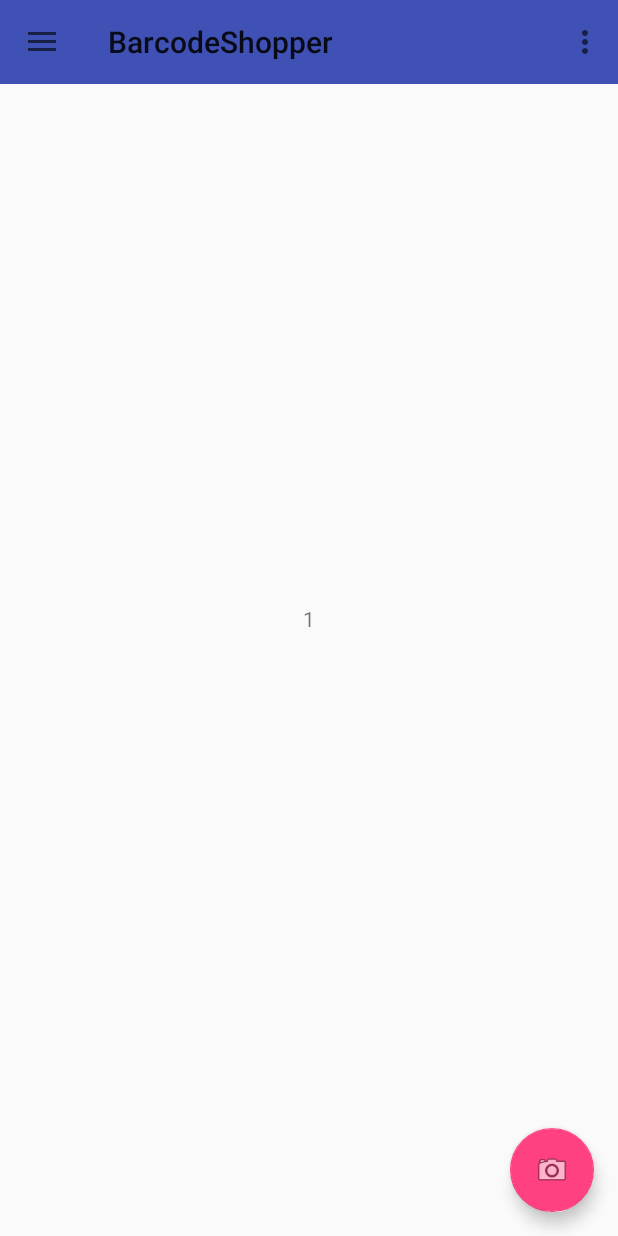
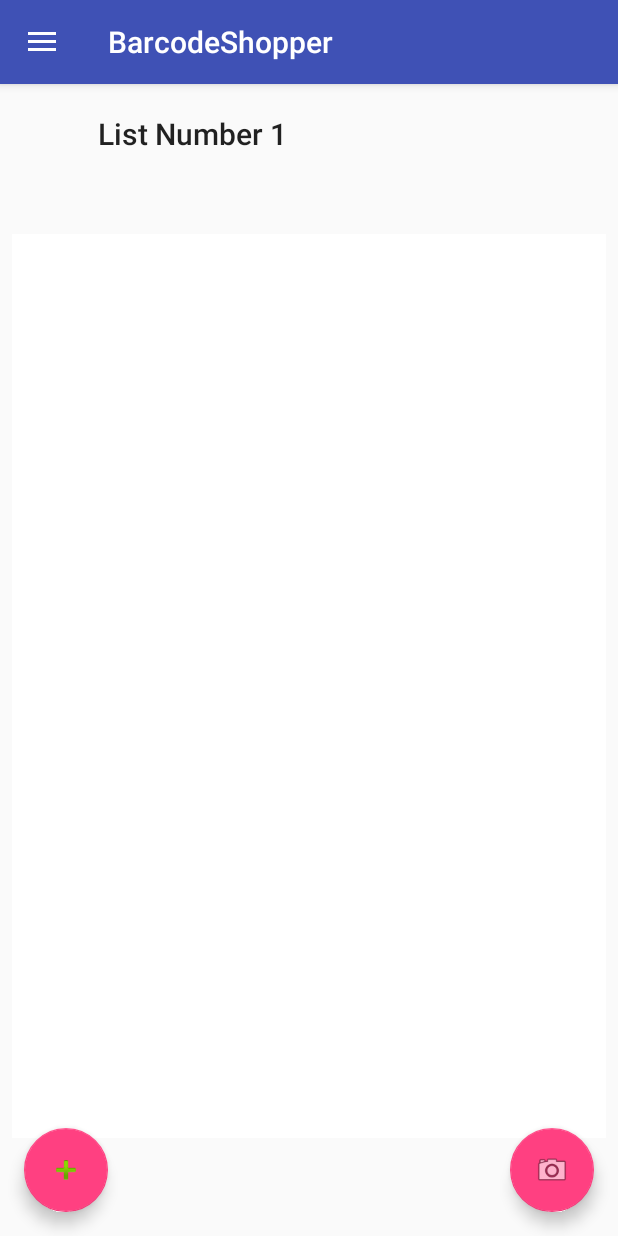
Before and after one commit to cswizard11/BarcodeShopper, an Android app: the screen it shows after launch (MainActivity), in the side drawer, after a tap on an icon or button, on a phone screen of 412 x 824 dp. Run offline under Robolectric (Android 15) with nearby library versions, the phone set to English and light mode, and no system bars; libraries missing offline, so code that uses them is left out: com.google.zxing.integration.

Commit message:
displays lists

```diff
--- a/app/src/main/java/com/teamenfuego/barcodeshopper/barcodeshopper/List.java
+++ b/app/src/main/java/com/teamenfuego/barcodeshopper/barcodeshopper/List.java
@@ -19,6 +19,14 @@
         this.list_name = list_name;
         this.listIndex = listIndex;
         this.listID = listID;
+    }
+
+    public String getList_name() {
+        return list_name;
+    }
+
+    public void setList_name(String list_name) {
+        this.list_name = list_name;
     }
 
     public void addItem(String item)
@@ -43,6 +51,4 @@
         return listIndex;
     }
 
-
-
 }
--- a/app/src/main/java/com/teamenfuego/barcodeshopper/barcodeshopper/MainActivity.java
+++ b/app/src/main/java/com/teamenfuego/barcodeshopper/barcodeshopper/MainActivity.java
@@ -25,7 +25,7 @@
     private NavigationView navigationView;
 
     public ArrayList<List> myLists = new ArrayList<>();
-    public int currentList;
+    public int currentList = R.id.createNew;
 
     @Override
     protected void onCreate(Bundle savedInstanceState) {
@@ -44,6 +44,21 @@
             }
         });
 
+        FloatingActionButton addItemButton = (FloatingActionButton) findViewById(R.id.addItemButton);
+        addItemButton.setOnClickListener(new View.OnClickListener(){
+            @Override
+            public void onClick(View view)
+            {
+                if(currentList != R.id.createNew)
+                {
+                    myLists.get(currentList - 1).addItem("just added an item");
+                    ListView currentListView =(ListView)findViewById(R.id.item_list);
+                    ListAdapter listAdapter = new ListAdapter(getApplicationContext(), myLists.get(currentList - 1).getItems());
+                    currentListView.setAdapter(listAdapter);
+                }
+            }
+        });
+
         DrawerLayout drawer = (DrawerLayout) findViewById(R.id.drawer_layout);
         ActionBarDrawerToggle toggle = new ActionBarDrawerToggle(
                 this, drawer, toolbar, R.string.navigation_drawer_open, R.string.navigation_drawer_close);
@@ -52,8 +67,6 @@
 
         navigationView = (NavigationView) findViewById(R.id.nav_view);
         navigationView.setNavigationItemSelectedListener(this);
-
-        currentList = 0;
     }
 
     @Override
@@ -64,28 +77,6 @@
         } else {
             super.onBackPressed();
         }
-    }
-
-    @Override
-    public boolean onCreateOptionsMenu(Menu menu) {
-        // Inflate the menu; this adds items to the action bar if it is present.
-        getMenuInflater().inflate(R.menu.main, menu);
-        return true;
-    }
-
-    @Override
-    public boolean onOptionsItemSelected(MenuItem item) {
-        // Handle action bar item clicks here. The action bar will
-        // automatically handle clicks on the Home/Up button, so long
-        // as you specify a parent activity in AndroidManifest.xml.
-        int id = item.getItemId();
-
-        //noinspection SimplifiableIfStatement
-        if (id == R.id.action_settings) {
-            return true;
-        }
-
-        return super.onOptionsItemSelected(item);
     }
 
     @SuppressWarnings("StatementWithEmptyBody")
@@ -102,8 +93,8 @@
             menu.add(R.id.listMenu, listID, Menu.NONE, "List Number " + listIndex);
             List list1 = new List("List Number " + listIndex, listIndex, listID);
             myLists.add(list1);
-
             currentList = listIndex;
+            renderList(currentList);
         }
         else
         {
@@ -111,17 +102,14 @@
             {
                 if(id == the_list.getListID())
                 {
-                    ListView currentListView =(ListView)findViewById(R.id.item_list);
-                    ListAdapter listAdapter = new ListAdapter(getApplicationContext(), myLists.get(0).getItems());
-                    currentListView.setAdapter(listAdapter);
-                    currentList = id;
                     currentList = the_list.getListIndex();
+                    renderList(currentList);
                 }
             }
         }
 
-        TextView text = (TextView)findViewById(R.id.textView3);
-        text.setText("" + currentList);
+        //TextView text = (TextView)findViewById(R.id.textView3);
+        //text.setText("" + currentList);
 
         DrawerLayout drawer = (DrawerLayout) findViewById(R.id.drawer_layout);
         drawer.closeDrawer(GravityCompat.START);
@@ -129,7 +117,17 @@
         return true;
     }
 
-    public void openCamera() {
+    public void renderList(int listIndex)
+    {
+        ListView currentListView =(ListView)findViewById(R.id.item_list);
+        ListAdapter listAdapter = new ListAdapter(getApplicationContext(), myLists.get(currentList - 1).getItems());
+        currentListView.setAdapter(listAdapter);
+        TextView text = (TextView)findViewById(R.id.Title);
+        text.setText(myLists.get(currentList - 1).getList_name());
+    }
+
+    public void openCamera()
+    {
         IntentIntegrator integrator = new IntentIntegrator(this);
         integrator.setDesiredBarcodeFormats(IntentIntegrator.ALL_CODE_TYPES);
         integrator.setOrientationLocked(false);
@@ -138,10 +136,12 @@
     }
 
     @Override
-    public void onActivityResult(int requestCode, int resultCode, Intent intent) {
+    public void onActivityResult(int requestCode, int resultCode, Intent intent)
+    {
         IntentResult result = IntentIntegrator.parseActivityResult(requestCode, resultCode, intent);
         if (result != null) {
             System.out.println(result.getContents());
         }
     }
+
 }
--- a/app/src/main/res/layout/app_bar_main.xml
+++ b/app/src/main/res/layout/app_bar_main.xml
@@ -11,9 +11,18 @@
         android:layout_height="wrap_content"
         android:theme="@style/AppTheme.AppBarOverlay">
 
+        <android.support.v7.widget.Toolbar
+            android:id="@+id/toolbar"
+            android:layout_width="wrap_content"
+            android:layout_height="wrap_content"
+            android:layout_weight="1"
+            android:background="?attr/colorPrimary"
+            app:popupTheme="@style/AppTheme.PopupOverlay" />
     </android.support.design.widget.AppBarLayout>
 
-    <include layout="@layout/content_main" />
+    <include
+        android:id="@+id/include"
+        layout="@layout/content_main" />
 
     <android.support.design.widget.FloatingActionButton
         android:id="@+id/fab"
@@ -23,11 +32,13 @@
         android:layout_margin="@dimen/fab_margin"
         app:srcCompat="@android:drawable/ic_menu_camera" />
 
-    <android.support.v7.widget.Toolbar
-        android:id="@+id/toolbar"
-        android:layout_width="match_parent"
-        android:layout_height="?attr/actionBarSize"
-        android:background="?attr/colorPrimary"
-        app:popupTheme="@style/AppTheme.PopupOverlay" />
+    <android.support.design.widget.FloatingActionButton
+        android:id="@+id/addItemButton"
+        android:layout_width="wrap_content"
+        android:layout_height="wrap_content"
+        android:layout_gravity="bottom|start"
+        android:layout_margin="16dp"
+        android:clickable="true"
+        app:srcCompat="@android:drawable/ic_input_add" />
 
 </android.support.design.widget.CoordinatorLayout>
--- a/app/src/main/res/layout/content_main.xml
+++ b/app/src/main/res/layout/content_main.xml
@@ -7,6 +7,22 @@
     app:layout_behavior="@string/appbar_scrolling_view_behavior"
     tools:context="com.teamenfuego.barcodeshopper.barcodeshopper.MainActivity"
     tools:showIn="@layout/app_bar_main">
+
+    <TextView
+        android:id="@+id/Title"
+        android:layout_width="282dp"
+        android:layout_height="61dp"
+        android:layout_marginBottom="8dp"
+        android:layout_marginLeft="8dp"
+        android:layout_marginRight="8dp"
+        android:layout_marginTop="8dp"
+        android:text="Home Screen"
+        android:textAppearance="@style/TextAppearance.AppCompat.Title"
+        app:layout_constraintBottom_toTopOf="@+id/item_list"
+        app:layout_constraintLeft_toLeftOf="parent"
+        app:layout_constraintRight_toRightOf="parent"
+        app:layout_constraintTop_toTopOf="parent"
+        app:layout_constraintVertical_bias="0.507" />
 
     <TextView
         android:id="@+id/textView3"
@@ -26,10 +42,11 @@
         android:id="@+id/item_list"
         android:layout_width="match_parent"
         android:layout_height="match_parent"
-        android:layout_marginBottom="50dp"
-        android:layout_marginLeft="50dp"
-        android:layout_marginRight="50dp"
+        android:layout_marginBottom="65dp"
+        android:layout_marginLeft="8dp"
+        android:layout_marginRight="8dp"
         android:layout_marginTop="100dp"
+        android:background="@android:color/background_light"
         app:layout_constraintBottom_toBottomOf="parent"
         app:layout_constraintHorizontal_bias="0.0"
         app:layout_constraintLeft_toLeftOf="parent"
--- a/app/src/main/res/menu/main.xml
+++ /dev/null
@@ -1,9 +0,0 @@
-<?xml version="1.0" encoding="utf-8"?>
-<menu xmlns:android="http://schemas.android.com/apk/res/android"
-    xmlns:app="http://schemas.android.com/apk/res-auto">
-    <item
-        android:id="@+id/action_settings"
-        android:orderInCategory="100"
-        android:title="@string/action_settings"
-        app:showAsAction="never" />
-</menu>
```
